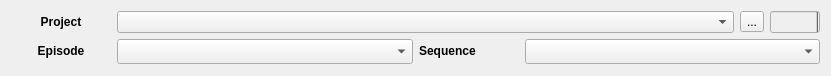
dearyangyu/swing, file module/wildchildanimation/gui/forms/maya/project_nav_widget.ui: the form before one commit.
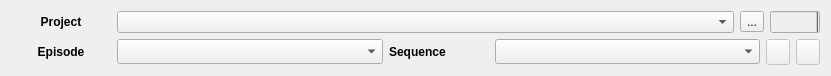
The form after the commit.

```diff
--- a/module/wildchildanimation/gui/forms/maya/project_nav_widget.ui
+++ b/module/wildchildanimation/gui/forms/maya/project_nav_widget.ui
@@ -215,6 +215,38 @@
            </property>
           </widget>
          </item>
+         <item>
+          <widget class="QToolButton" name="toolButtonTaskTypes">
+           <property name="enabled">
+            <bool>false</bool>
+           </property>
+           <property name="sizePolicy">
+            <sizepolicy hsizetype="Minimum" vsizetype="Minimum">
+             <horstretch>0</horstretch>
+             <verstretch>0</verstretch>
+            </sizepolicy>
+           </property>
+           <property name="text">
+            <string/>
+           </property>
+          </widget>
+         </item>
+         <item>
+          <widget class="QToolButton" name="toolButtonStatusTypes">
+           <property name="enabled">
+            <bool>false</bool>
+           </property>
+           <property name="sizePolicy">
+            <sizepolicy hsizetype="Minimum" vsizetype="Minimum">
+             <horstretch>0</horstretch>
+             <verstretch>0</verstretch>
+            </sizepolicy>
+           </property>
+           <property name="text">
+            <string/>
+           </property>
+          </widget>
+         </item>
         </layout>
        </item>
       </layout>
```
